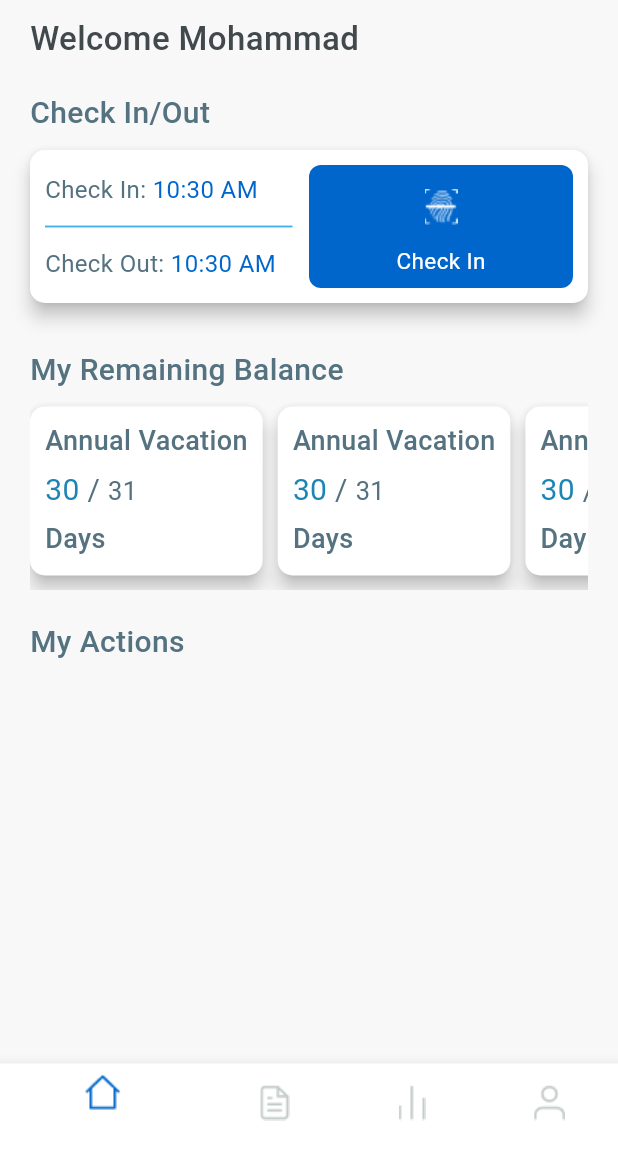
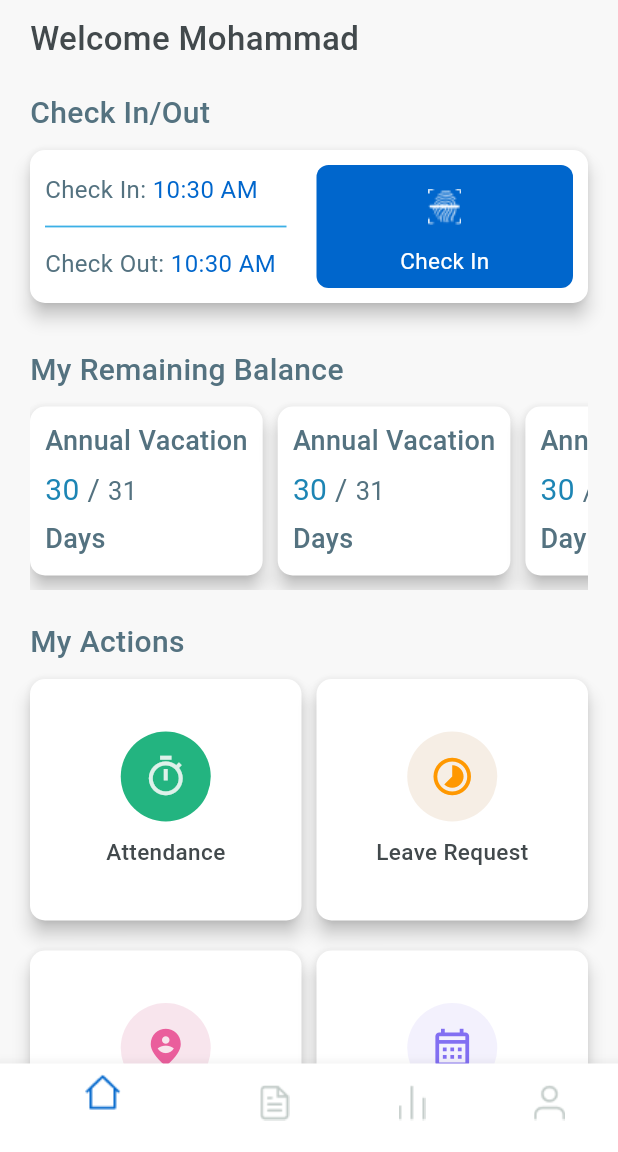
Before and after one commit to mohammadz0606/hr-management, a Flutter app: the NavigationScreen screen opened by its route, on a phone screen of 412 x 824 dp, the part 84-1236 px from its top. Run offline on Flutter 3.47's test engine with Material 3 defaults, Android fonts, the phone set to English and light mode, and no system bars; our stand-ins replace bloc, flutter_bloc, flutter_svg.

Commit message:
add My Actions ui

```diff
--- /dev/null
+++ b/lib/cubits/my_actions_cubit.dart
@@ -0,0 +1,39 @@
+import 'package:bloc/bloc.dart';
+import 'package:flutter/material.dart';
+import 'package:hr_management/helper/colors.dart';
+import 'package:meta/meta.dart';
+
+import '../data/models/my_actions_ui.dart';
+
+part 'my_actions_state.dart';
+
+class MyActionsCubit extends Cubit<MyActionsState> {
+  MyActionsCubit() : super(MyActionsInitial());
+
+  List<MyActionsUi> myActionsList = const [
+    MyActionsUi(
+      title: 'Attendance',
+      bgColor: AppColors.greenColor,
+      iconColor: AppColors.lightGreen,
+      iconData: Icons.timer_outlined,
+    ),
+    MyActionsUi(
+      title: 'Leave Request',
+      bgColor: AppColors.lightOrange,
+      iconData: Icons.timelapse,
+      iconColor: Colors.orange
+    ),
+    MyActionsUi(
+      title: 'Attach Sick Leave',
+      bgColor: AppColors.lightPink,
+      iconColor: AppColors.pinkColor,
+      iconData: Icons.person_pin_circle_rounded,
+    ),
+    MyActionsUi(
+      title: 'Vacation Request',
+      bgColor: AppColors.lightPurple,
+      iconData: Icons.calendar_month_outlined,
+      iconColor: AppColors.purpleColor,
+    ),
+  ];
+}
--- /dev/null
+++ b/lib/cubits/my_actions_state.dart
@@ -0,0 +1,6 @@
+part of 'my_actions_cubit.dart';
+
+@immutable
+sealed class MyActionsState {}
+
+final class MyActionsInitial extends MyActionsState {}
--- /dev/null
+++ b/lib/data/models/my_actions_ui.dart
@@ -0,0 +1,15 @@
+import 'package:flutter/material.dart';
+
+class MyActionsUi {
+  final Color bgColor;
+  final Color iconColor;
+  final IconData iconData;
+  final String title;
+
+  const MyActionsUi({
+    required this.bgColor,
+    required this.iconData,
+    required this.title,
+    required this.iconColor,
+  });
+}
--- a/lib/helper/colors.dart
+++ b/lib/helper/colors.dart
@@ -1,12 +1,18 @@
 import 'package:flutter/material.dart';
 
-
-sealed class AppColors{
+sealed class AppColors {
   static const Color primary = Color(0xff0066CC);
   static const Color scaffoldBackground = Color(0xffF8F8F8);
   static const Color secondary = Color(0xff547280);
-  static const Color thirdColor= Color(0xff3CB0E6);
+  static const Color thirdColor = Color(0xff3CB0E6);
   static const Color unSelected = Color(0xffC1CAC7);
   static const Color dayTextColor = Color(0xff1D85B4);
   static const Color darkGray = Color(0xff42494C);
+  static const Color greenColor = Color(0xff23B480);
+  static const Color lightGreen = Color(0xffDEF1EA);
+  static const Color lightOrange = Color(0xffF6EEE5);
+  static const Color lightPink = Color(0xffF8E5ED);
+  static const Color pinkColor = Color(0xffEA5E9C);
+  static const Color lightPurple = Color(0xffF3F1FD);
+  static const Color purpleColor = Color(0xff826FF2);
 }
--- a/lib/helper/icons_image.dart
+++ b/lib/helper/icons_image.dart
@@ -4,4 +4,5 @@ sealed class IconsImage{
   static const String person = 'assets/icons/person.png';
   static const String file = 'assets/icons/file.png';
   static const String checkIn = 'assets/icons/check_in.png';
+  static const String clock = 'assets/icons/clock.png';
 }
--- a/lib/main.dart
+++ b/lib/main.dart
@@ -1,6 +1,7 @@
 import 'package:flutter/material.dart';
 import 'package:flutter/services.dart';
 import 'package:flutter_bloc/flutter_bloc.dart';
+import 'package:hr_management/cubits/my_actions_cubit.dart';
 import 'package:hr_management/cubits/navigation/navigation_cubit.dart';
 import 'package:hr_management/cubits/remaining_balance/remaining_balance_cubit.dart';
 import 'package:hr_management/helper/routs.dart';
@@ -49,6 +50,9 @@ class HRManagement extends StatelessWidget {
         BlocProvider(
           create: (context) => RemainingBalanceCubit(),
         ),
+        BlocProvider(
+          create: (context) => MyActionsCubit(),
+        ),
       ],
       child: MaterialApp(
         debugShowCheckedModeBanner: false,
@@ -66,6 +70,7 @@ class HRManagement extends StatelessWidget {
             centerTitle: false,
             surfaceTintColor: Colors.transparent,
             scrolledUnderElevation: 0,
+            backgroundColor: AppColors.scaffoldBackground,
             systemOverlayStyle: SystemUiOverlayStyle(
               statusBarColor: Colors.transparent,
               statusBarIconBrightness: Brightness.dark,
--- a/lib/screens/home.dart
+++ b/lib/screens/home.dart
@@ -1,11 +1,13 @@
 import 'package:flutter/material.dart';
 
 import 'package:hr_management/helper/colors.dart';
+import 'package:hr_management/helper/icons_image.dart';
 import 'package:hr_management/widgets/scroll_view.dart';
 
 import '../widgets/card.dart';
 import '../widgets/home/check_in.dart';
 import '../widgets/home/check_in_out_time.dart';
+import '../widgets/home/my_actions.dart';
 import '../widgets/home/remaining_balance_list.dart';
 import '../widgets/home/title_widget.dart';
 
@@ -39,6 +41,7 @@ class HomeScreen extends StatelessWidget {
                   Expanded(
                     child: CheckInOutTime(),
                   ),
+                  SizedBox(width: 10),
                   Expanded(
                     child: CheckIn(),
                   ),
@@ -58,6 +61,11 @@ class HomeScreen extends StatelessWidget {
           const TitleWidget(
             text: 'My Actions',
           ),
+          const MyActions(),
+          const SizedBox(height: 20),
+          const TitleWidget(
+            text: 'My Attendance',
+          ),
         ],
       ),
     );
--- a/lib/widgets/home/check_in_out_time.dart
+++ b/lib/widgets/home/check_in_out_time.dart
@@ -32,7 +32,7 @@ class CheckInOutTime extends StatelessWidget {
         ),
         SizedBox(height: 5),
         Divider(
-          endIndent: 11,
+          endIndent: 10,
         ),
         SizedBox(height: 5),
         FittedBox(
--- /dev/null
+++ b/lib/widgets/home/my_actions.dart
@@ -0,0 +1,62 @@
+import 'package:flutter/material.dart';
+import 'package:flutter_bloc/flutter_bloc.dart';
+
+import '../../cubits/my_actions_cubit.dart';
+import '../../helper/colors.dart';
+import '../card.dart';
+
+class MyActions extends StatelessWidget {
+  const MyActions({super.key});
+
+  @override
+  Widget build(BuildContext context) {
+    return GridView(
+      shrinkWrap: true,
+      physics: const NeverScrollableScrollPhysics(),
+      gridDelegate: const SliverGridDelegateWithFixedCrossAxisCount(
+        crossAxisCount: 2,
+        crossAxisSpacing: 10,
+      ),
+      children: List.generate(
+        BlocProvider.of<MyActionsCubit>(context).myActionsList.length,
+        (index) {
+          final data =
+              BlocProvider.of<MyActionsCubit>(context).myActionsList[index];
+          return CustomCard(
+            child: Padding(
+              padding: const EdgeInsets.all(20),
+              child: Column(
+                mainAxisAlignment: MainAxisAlignment.center,
+                crossAxisAlignment: CrossAxisAlignment.center,
+                children: [
+                  CircleAvatar(
+                    backgroundColor: data.bgColor,
+                    radius: 30,
+                    child: Center(
+                      child: Icon(
+                        data.iconData,
+                        color: data.iconColor,
+                        size: 30,
+                      ),
+                    ),
+                  ),
+                  const SizedBox(height: 10),
+                  FittedBox(
+                    child: Text(
+                      data.title,
+                      style: const TextStyle(
+                        fontSize: 15,
+                        fontWeight: FontWeight.w500,
+                        color: AppColors.darkGray,
+                      ),
+                    ),
+                  ),
+                ],
+              ),
+            ),
+          );
+        },
+      ),
+    );
+  }
+}
```
Also changed, not shown: assets/icons/clock.png (added).
